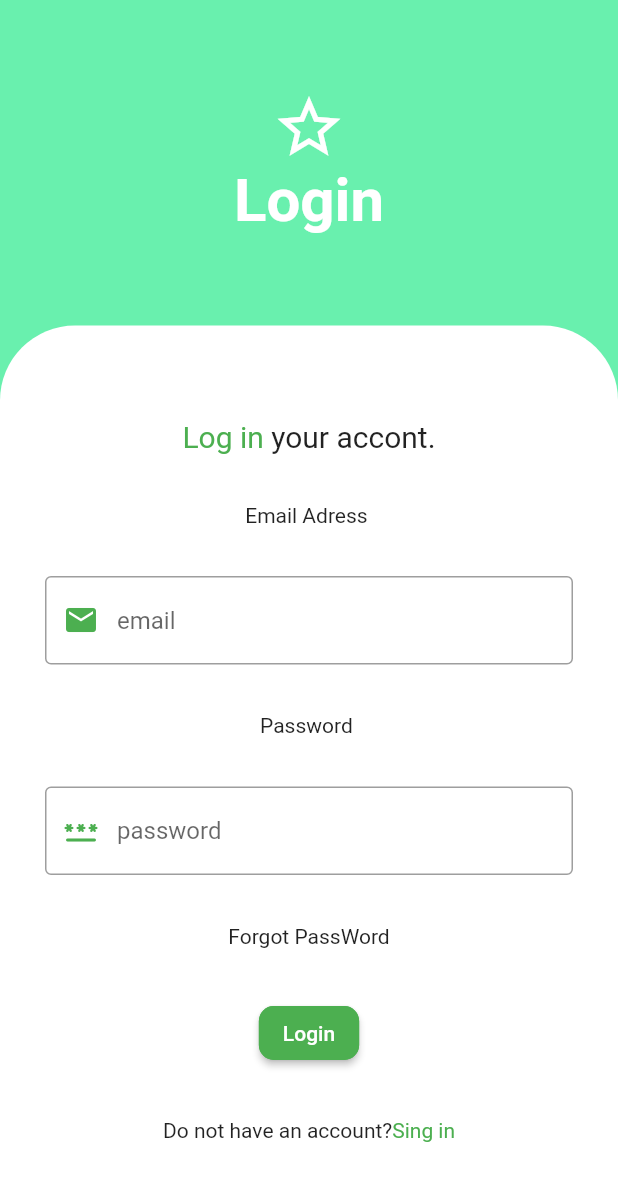
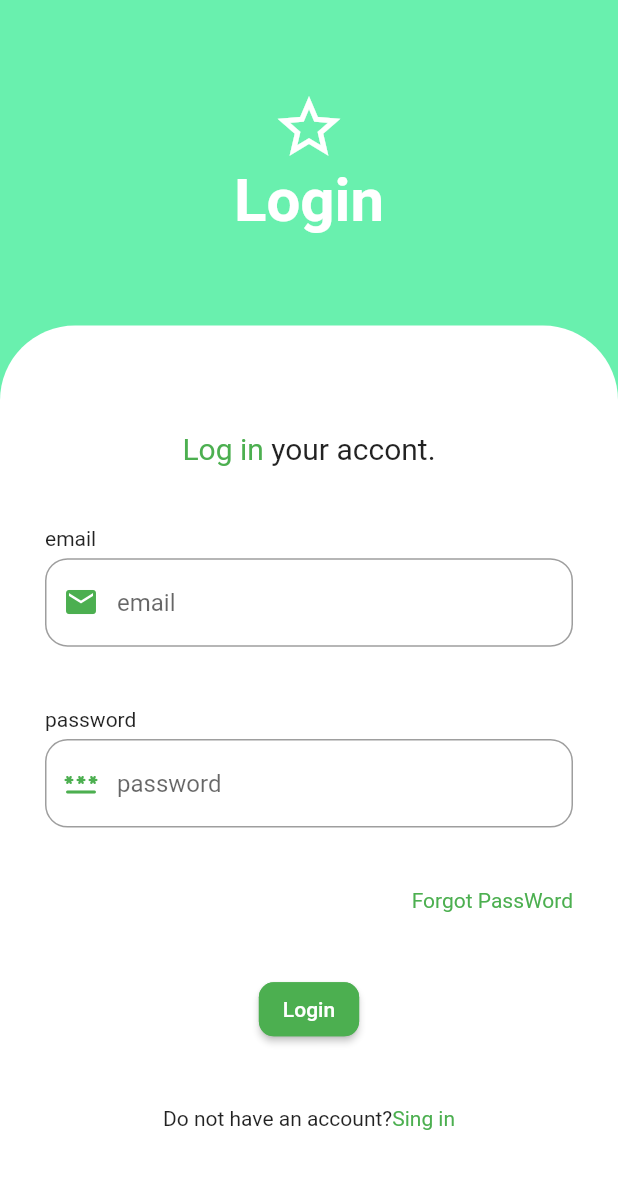
Before and after one commit to kimberllyflorez/new-examplem, a Flutter app: the screen it shows after launch, on a phone screen of 412 x 824 dp. Shown: the top 1181 px of the screen. Run offline on Flutter 3.47's test engine with Material 2 defaults, Android fonts, the phone set to English and light mode, and no system bars.

Commit message:
Created custom text field

```diff
--- /dev/null
+++ b/lib/Widgets/screens/custom_Text_Field.dart
@@ -0,0 +1,45 @@
+import 'package:flutter/material.dart';
+
+class CustomTextField extends StatelessWidget {
+  final String labelText;
+  final String labelHintText;
+  final IconData labelIcon;
+  final Color globalColor;
+
+  const CustomTextField({
+    Key? key,
+    required this.labelText,
+    required this.labelHintText,
+    required this.labelIcon,
+    this.globalColor = Colors.green,
+  }) : super(key: key);
+
+  @override
+  Widget build(BuildContext context) {
+    return Column(
+      crossAxisAlignment: CrossAxisAlignment.start,
+      children: [
+        Text(labelText),
+        SizedBox(height: 5),
+        TextField(
+          decoration: InputDecoration(
+            prefixIcon: Icon(
+              labelIcon,
+              color: globalColor,
+            ),
+            focusedBorder: OutlineInputBorder(
+              borderRadius: BorderRadius.circular(15),
+              borderSide: BorderSide(color: globalColor, width: 1.0),
+            ),
+            border: OutlineInputBorder(
+              borderSide: BorderSide(color: Colors.black, width: 1.0),
+              borderRadius: BorderRadius.circular(15),
+            ),
+
+            hintText: labelHintText,
+          ),
+        ),
+      ],
+    );
+  }
+}
--- a/lib/login/screens/login.dart
+++ b/lib/login/screens/login.dart
@@ -1,3 +1,4 @@
+import 'package:example_whit_github/Widgets/screens/custom_Text_Field.dart';
 import 'package:flutter/cupertino.dart';
 import 'package:flutter/material.dart';
 
@@ -7,6 +8,7 @@ class LoginScreen extends StatelessWidget {
   @override
   Widget build(BuildContext context) {
     return Scaffold(
+      resizeToAvoidBottomInset: false,
       body: Container(
         color: Colors.greenAccent,
         width: double.infinity,
@@ -14,20 +16,20 @@ class LoginScreen extends StatelessWidget {
         child: Column(
           mainAxisAlignment: MainAxisAlignment.center,
           children: [
-            SizedBox(height: 60),
-            Icon(
+            const SizedBox(height: 60),
+            const Icon(
               Icons.star_border,
               color: Colors.white,
               size: 50.0,
             ),
-            Text(
+            const Text(
               'Login',
               style: TextStyle(
                   color: Colors.white,
                   fontSize: 40,
                   fontWeight: FontWeight.bold),
             ),
-            SizedBox(height: 60),
+            const SizedBox(height: 60),
             Expanded(
               child: Container(
                 padding: EdgeInsets.all(30),
@@ -39,6 +41,7 @@ class LoginScreen extends StatelessWidget {
                         topLeft: Radius.circular(50))),
                 child: Column(
                   mainAxisAlignment: MainAxisAlignment.spaceEvenly,
+                  crossAxisAlignment: CrossAxisAlignment.end,
                   children: [
                     Row(
                       mainAxisAlignment: MainAxisAlignment.center,
@@ -53,34 +56,27 @@ class LoginScreen extends StatelessWidget {
                         ),
                       ],
                     ),
-                    const Text('Email Adress '),
-                    const TextField(
-                      decoration: InputDecoration(
-                        prefixIcon: Icon(
-                          Icons.email,
-                          color: Colors.green,
+                    const CustomTextField(
+                      labelText: 'email',
+                      labelHintText: 'email',
+                      labelIcon: Icons.email,
                     ),
-                        border: OutlineInputBorder(),
-                        hintText: 'email',
+                    const CustomTextField(
+                      labelText: 'password',
+                      labelHintText: 'password',
+                      labelIcon: Icons.password_rounded,
                     ),
+                    const Text(
+                      'Forgot PassWord',
+                      style: TextStyle(color: Colors.green),
                     ),
-                    const Text('Password '),
-                    const TextField(
-                      decoration: InputDecoration(
-                        prefixIcon: Icon(Icons.password_rounded,
-                          color: Colors.green,),
-                        border: OutlineInputBorder(),
-                        hintText: 'password',
-                      ),
-                    ),
-
-                    const Text('Forgot PassWord'),
-                    ElevatedButton(
+                    Center(
+                      child: ElevatedButton(
                         style: ButtonStyle(
                             backgroundColor:
                                 MaterialStateProperty.all(Colors.green),
-                          shape:
-                              MaterialStateProperty.all<RoundedRectangleBorder>(
+                            shape: MaterialStateProperty.all<
+                                    RoundedRectangleBorder>(
                                 RoundedRectangleBorder(
                                     borderRadius: BorderRadius.circular(10.0),
                                     side: BorderSide(color: Colors.green)))),
@@ -89,13 +85,14 @@ class LoginScreen extends StatelessWidget {
                         },
 
                           child: Text('Login'),
+
+                      ),
                     ),
                     Row(
                       mainAxisAlignment: MainAxisAlignment.center,
                       children: const [
                         Text('Do not have an account?'),
-                        Text(
-                          'Sing in',
+                        Text('Sing in',
                           style: TextStyle(color: Colors.green),
                         ),
                       ],
```
Lines whose indentation alone changed are shown as unchanged.
